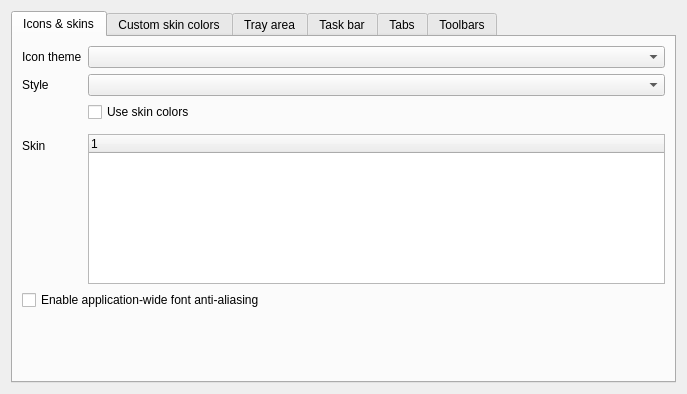
Above: src/librssguard/gui/settings/settingsgui.ui from martinrotter/rssguard before the change. Below: the same form after it.
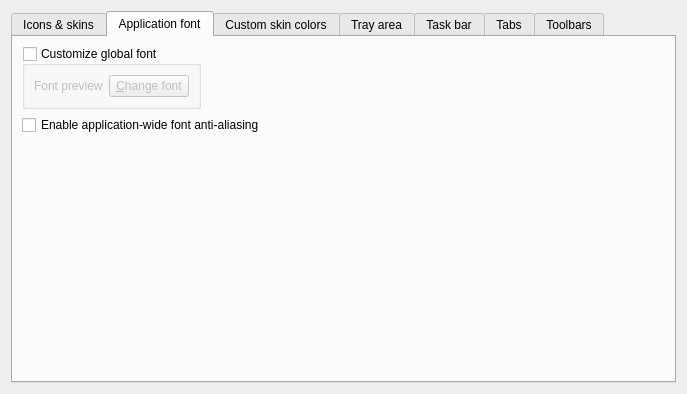
That is the form after the change. The open tabs and pages were chosen to show the change. Custom widgets are drawn as their Qt base class.

Commit message: Ability to set global application-wide font

What changed in the file:
```diff
--- a/src/librssguard/gui/settings/settingsgui.ui
+++ b/src/librssguard/gui/settings/settingsgui.ui
@@ -93,7 +93,7 @@
          </column>
         </widget>
        </item>
-       <item row="6" column="0" colspan="2">
+       <item row="5" column="0" colspan="2">
         <spacer name="verticalSpacer">
          <property name="orientation">
           <enum>Qt::Orientation::Vertical</enum>
@@ -106,17 +106,52 @@
          </property>
         </spacer>
        </item>
-       <item row="2" column="1">
-        <widget class="QCheckBox" name="m_checkForceAlternativePalette">
-         <property name="text">
-          <string>Use skin colors</string>
+      </layout>
+     </widget>
+     <widget class="QWidget" name="m_tabAppFont">
+      <attribute name="title">
+       <string>Application font</string>
+      </attribute>
+      <layout class="QFormLayout" name="formLayout_7">
+       <item row="0" column="0">
+        <widget class="QGroupBox" name="m_gbAppFont">
+         <property name="sizePolicy">
+          <sizepolicy hsizetype="Preferred" vsizetype="Maximum">
+           <horstretch>0</horstretch>
+           <verstretch>0</verstretch>
+          </sizepolicy>
          </property>
+         <property name="title">
+          <string>Customize global font</string>
+         </property>
+         <property name="checkable">
+          <bool>true</bool>
+         </property>
+         <property name="checked">
+          <bool>false</bool>
+         </property>
+         <layout class="QFormLayout" name="formLayout_6">
+          <item row="0" column="0">
+           <widget class="QLabel" name="m_lblAppFont">
+            <property name="text">
+             <string>Font preview</string>
+            </property>
+            <property name="buddy">
+             <cstring>m_btnChangeFont</cstring>
+            </property>
+           </widget>
+          </item>
+          <item row="0" column="1">
+           <widget class="QPushButton" name="m_btnChangeFont">
+            <property name="text">
+             <string>&amp;Change font</string>
+            </property>
+           </widget>
+          </item>
+         </layout>
         </widget>
        </item>
-       <item row="3" column="1">
-        <widget class="HelpSpoiler" name="m_helpSkinColors" native="true"/>
-       </item>
-       <item row="5" column="0" colspan="2">
+       <item row="1" column="0">
         <widget class="QCheckBox" name="m_checkFontAntialiasing">
          <property name="text">
           <string>Enable application-wide font anti-aliasing</string>
```
Left out of the diff: 10 changed lines with no effect on the pictures. The commit also changes 7 other files.
